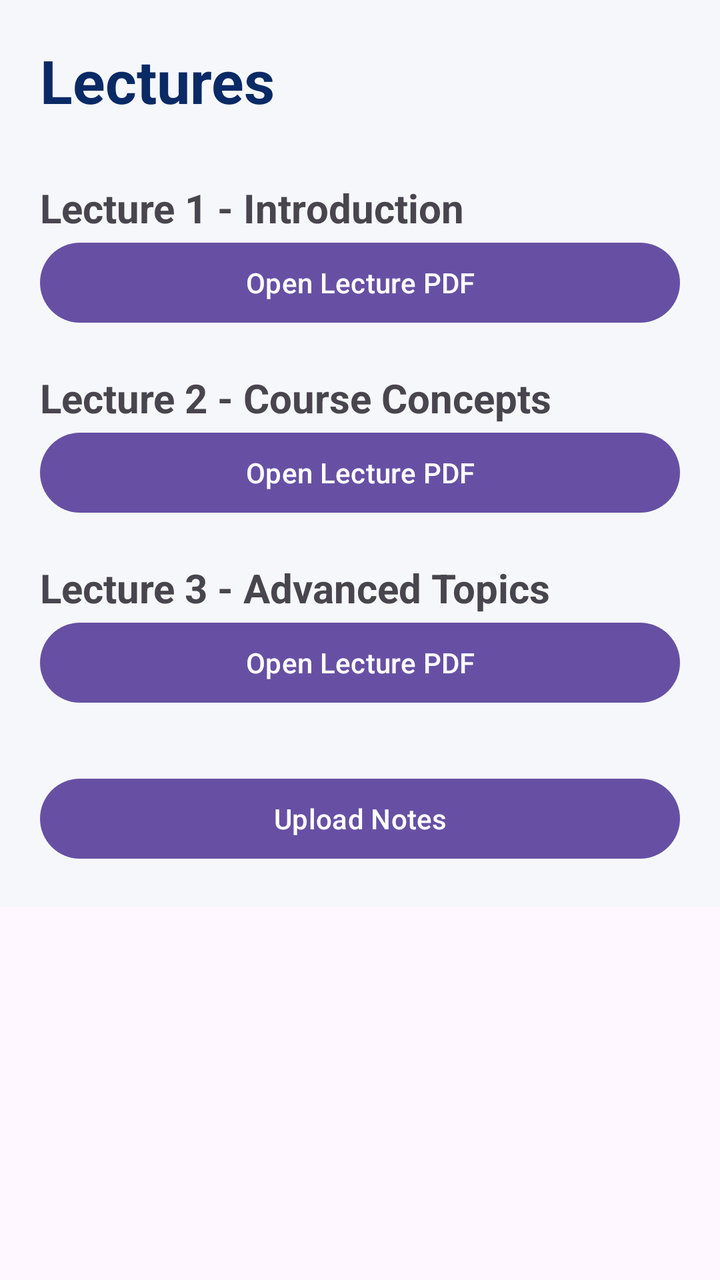
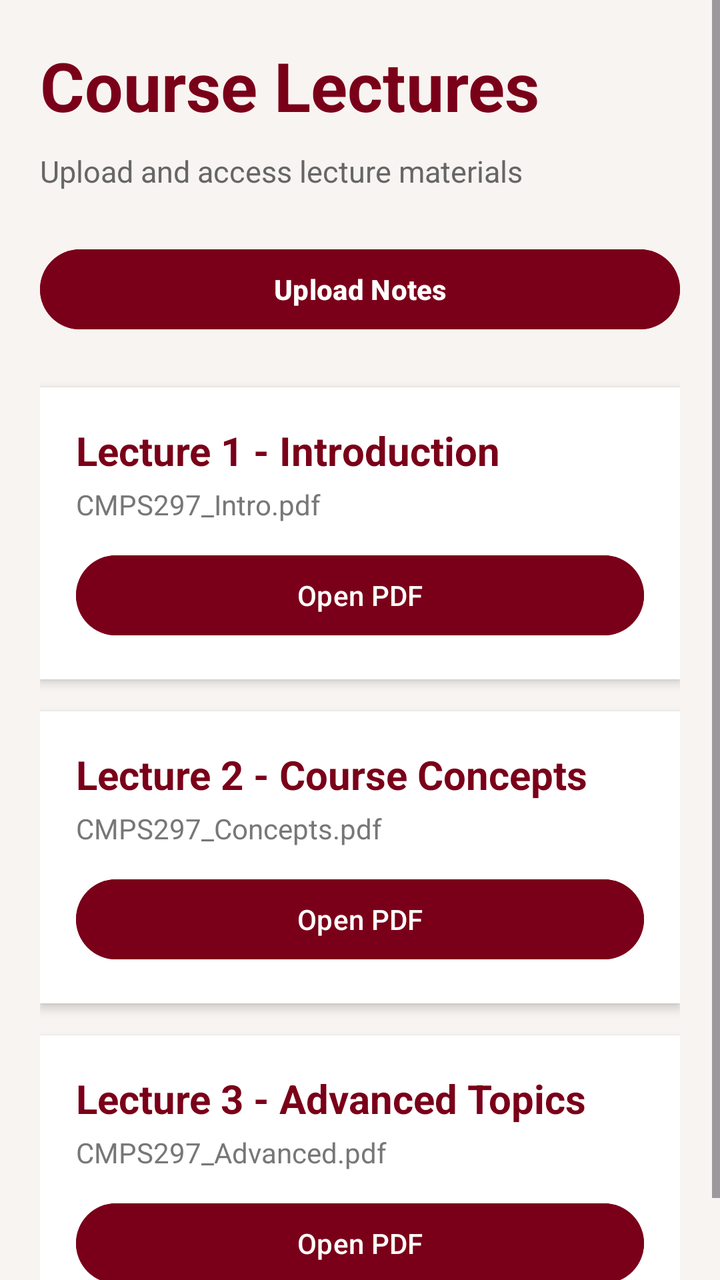

The first picture is an Android layout as it rendered before a commit; the second is the same layout after the commit. The layout source and the unified diff follow.
<!-- AndroidManifest.xml: application theme Theme.AUBStudyNotesApp -->
<!-- res/layout/activity_lectures.xml -->
<?xml version="1.0" encoding="utf-8"?>
<ScrollView xmlns:android="http://schemas.android.com/apk/res/android"
    android:layout_width="match_parent"
    android:layout_height="match_parent">

    <LinearLayout
        android:layout_width="match_parent"
        android:layout_height="wrap_content"
        android:orientation="vertical"
        android:padding="20dp"
        android:background="#F5F7FA">

        <TextView
            android:layout_width="wrap_content"
            android:layout_height="wrap_content"
            android:text="Lectures"
            android:textSize="30sp"
            android:textStyle="bold"
            android:textColor="#0A2A66"
            android:layout_marginBottom="20dp"/>

        <TextView
            android:layout_width="wrap_content"
            android:layout_height="wrap_content"
            android:text="Lecture 1 - Introduction"
            android:textSize="20sp"
            android:textStyle="bold"
            android:layout_marginTop="10dp"/>

        <Button
            android:id="@+id/btnPdf"
            android:layout_width="match_parent"
            android:layout_height="wrap_content"
            android:text="Open Lecture PDF"/>

        <TextView
            android:layout_width="wrap_content"
            android:layout_height="wrap_content"
            android:text="Lecture 2 - Course Concepts"
            android:textSize="20sp"
            android:textStyle="bold"
            android:layout_marginTop="20dp"/>

        <Button
            android:id="@+id/btnPdf2"
            android:layout_width="match_parent"
            android:layout_height="wrap_content"
            android:text="Open Lecture PDF"/>

        <TextView
            android:layout_width="wrap_content"
            android:layout_height="wrap_content"
            android:text="Lecture 3 - Advanced Topics"
            android:textSize="20sp"
            android:textStyle="bold"
            android:layout_marginTop="20dp"/>

        <Button
            android:id="@+id/btnPdf3"
            android:layout_width="match_parent"
            android:layout_height="wrap_content"
            android:text="Open Lecture PDF"/>

        <Button
            android:id="@+id/btnUpload"
            android:layout_width="match_parent"
            android:layout_height="wrap_content"
            android:text="Upload Notes"
            android:layout_marginTop="30dp"/>

    </LinearLayout>

</ScrollView>
<!-- resources referenced by this layout -->
<resources>
  <style name="Theme.AUBStudyNotesApp" parent="Base.Theme.AUBStudyNotesApp" />
  <style name="Base.Theme.AUBStudyNotesApp" parent="Theme.Material3.DayNight.NoActionBar">
          
          
      </style>
</resources>

<!-- the commit's change to res/layout/activity_lectures.xml (unified diff, before → after) -->
@@ -1,72 +1,145 @@
 <?xml version="1.0" encoding="utf-8"?>
 <ScrollView xmlns:android="http://schemas.android.com/apk/res/android"
     android:layout_width="match_parent"
-    android:layout_height="match_parent">
+    android:layout_height="match_parent"
+    android:background="#F8F4F1">
 
     <LinearLayout
         android:layout_width="match_parent"
         android:layout_height="wrap_content"
         android:orientation="vertical"
-        android:padding="20dp"
-        android:background="#F5F7FA">
+        android:padding="20dp">
 
         <TextView
             android:layout_width="wrap_content"
             android:layout_height="wrap_content"
-            android:text="Lectures"
-            android:textSize="30sp"
+            android:text="Course Lectures"
+            android:textSize="34sp"
             android:textStyle="bold"
-            android:textColor="#0A2A66"
-            android:layout_marginBottom="20dp"/>
+            android:textColor="#7A0019"
+            android:layout_marginBottom="10dp"/>
 
         <TextView
             android:layout_width="wrap_content"
             android:layout_height="wrap_content"
-            android:text="Lecture 1 - Introduction"
-            android:textSize="20sp"
-            android:textStyle="bold"
-            android:layout_marginTop="10dp"/>
-
-        <Button
-            android:id="@+id/btnPdf"
-            android:layout_width="match_parent"
-            android:layout_height="wrap_content"
-            android:text="Open Lecture PDF"/>
-
-        <TextView
-            android:layout_width="wrap_content"
-            android:layout_height="wrap_content"
-            android:text="Lecture 2 - Course Concepts"
-            android:textSize="20sp"
-            android:textStyle="bold"
-            android:layout_marginTop="20dp"/>
-
-        <Button
-            android:id="@+id/btnPdf2"
-            android:layout_width="match_parent"
-            android:layout_height="wrap_content"
-            android:text="Open Lecture PDF"/>
-
-        <TextView
-            android:layout_width="wrap_content"
-            android:layout_height="wrap_content"
-            android:text="Lecture 3 - Advanced Topics"
-            android:textSize="20sp"
-            android:textStyle="bold"
-            android:layout_marginTop="20dp"/>
-
-        <Button
-            android:id="@+id/btnPdf3"
-            android:layout_width="match_parent"
-            android:layout_height="wrap_content"
-            android:text="Open Lecture PDF"/>
+            android:text="Upload and access lecture materials"
+            android:textSize="15sp"
+            android:textColor="#666666"
+            android:layout_marginBottom="25dp"/>
 
         <Button
             android:id="@+id/btnUpload"
             android:layout_width="match_parent"
             android:layout_height="wrap_content"
             android:text="Upload Notes"
-            android:layout_marginTop="30dp"/>
+            android:textStyle="bold"
+            android:textColor="#FFFFFF"
+            android:backgroundTint="#7A0019"
+            android:layout_marginBottom="25dp"/>
+
+        <LinearLayout
+            android:layout_width="match_parent"
+            android:layout_height="wrap_content"
+            android:orientation="vertical"
+            android:background="#FFFFFF"
+            android:elevation="3dp"
+            android:padding="18dp"
+            android:layout_marginBottom="16dp">
+
+            <TextView
+                android:layout_width="wrap_content"
+                android:layout_height="wrap_content"
+                android:text="Lecture 1 - Introduction"
+                android:textSize="20sp"
+                android:textStyle="bold"
+                android:textColor="#7A0019"/>
+
+            <TextView
+                android:layout_width="wrap_content"
+                android:layout_height="wrap_content"
+                android:text="CMPS297_Intro.pdf"
+                android:textSize="14sp"
+                android:textColor="#777777"
+                android:layout_marginTop="4dp"/>
+
+            <Button
+                android:id="@+id/btnPdf"
+                android:layout_width="match_parent"
+                android:layout_height="wrap_content"
+                android:text="Open PDF"
+                android:textColor="#FFFFFF"
+                android:backgroundTint="#7A0019"
+                android:layout_marginTop="12dp"/>
+        </LinearLayout>
+
+        <LinearLayout
+            android:layout_width="match_parent"
+            android:layout_height="wrap_content"
+            android:orientation="vertical"
+            android:background="#FFFFFF"
+            android:elevation="3dp"
+            android:padding="18dp"
+            android:layout_marginBottom="16dp">
+
+            <TextView
+                android:layout_width="wrap_content"
+                android:layout_height="wrap_content"
+                android:text="Lecture 2 - Course Concepts"
+                android:textSize="20sp"
+                android:textStyle="bold"
+                android:textColor="#7A0019"/>
+
+            <TextView
+                android:layout_width="wrap_content"
+                android:layout_height="wrap_content"
+                android:text="CMPS297_Concepts.pdf"
+                android:textSize="14sp"
+                android:textColor="#777777"
+                android:layout_marginTop="4dp"/>
+
+            <Button
+                android:id="@+id/btnPdf2"
+                android:layout_width="match_parent"
+                android:layout_height="wrap_content"
+                android:text="Open PDF"
+                android:textColor="#FFFFFF"
+                android:backgroundTint="#7A0019"
+                android:layout_marginTop="12dp"/>
+        </LinearLayout>
+
+        <LinearLayout
+            android:layout_width="match_parent"
+            android:layout_height="wrap_content"
+            android:orientation="vertical"
+            android:background="#FFFFFF"
+            android:elevation="3dp"
+            android:padding="18dp">
+
+            <TextView
+                android:layout_width="wrap_content"
+                android:layout_height="wrap_content"
+                android:text="Lecture 3 - Advanced Topics"
+                android:textSize="20sp"
+                android:textStyle="bold"
+                android:textColor="#7A0019"/>
+
+            <TextView
+                android:layout_width="wrap_content"
+                android:layout_height="wrap_content"
+                android:text="CMPS297_Advanced.pdf"
+                android:textSize="14sp"
+                android:textColor="#777777"
+                android:layout_marginTop="4dp"/>
+
+            <Button
+                android:id="@+id/btnPdf3"
+                android:layout_width="match_parent"
+                android:layout_height="wrap_content"
+                android:text="Open PDF"
+                android:textColor="#FFFFFF"
+                android:backgroundTint="#7A0019"
+                android:layout_marginTop="12dp"/>
+        </LinearLayout>
 
     </LinearLayout>
 
